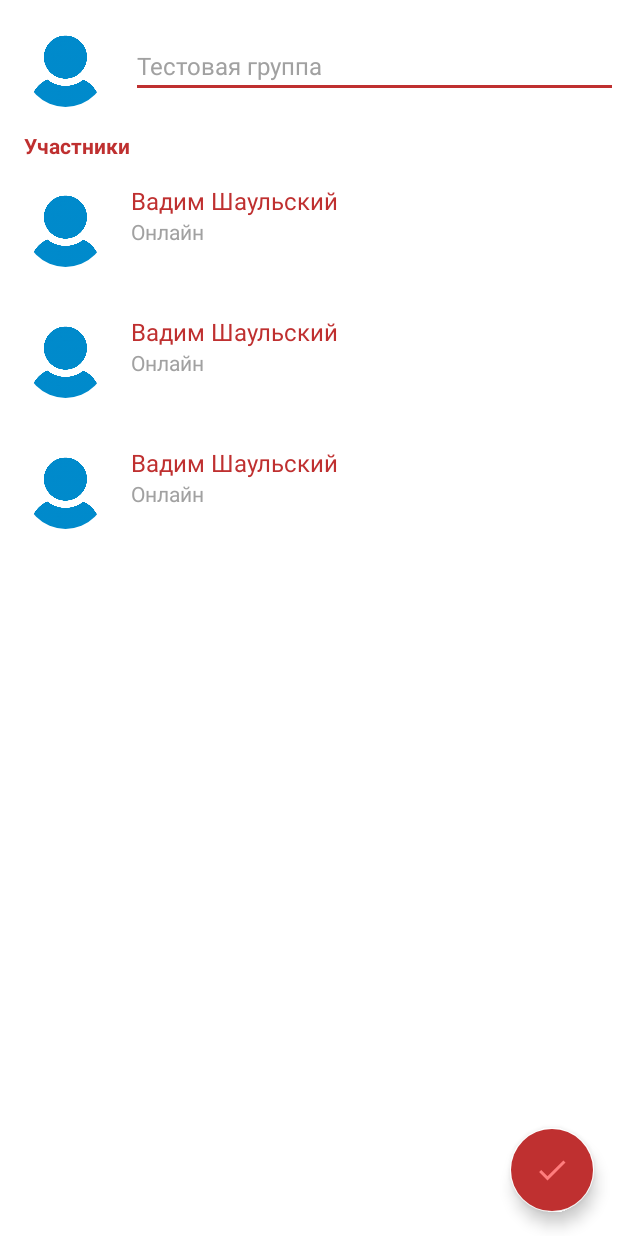
After one commit to saltario/scribo-chat, an Android app: the layout fragment_create_group.xml on its own in the app's theme, with its tools: preview values and no code run, on a phone screen of 412 x 824 dp. The commit adds this screen. Run offline under Robolectric (Android 15) with nearby library versions, the light colour scheme and no system bars.

Commit message:
Group chat (part 2)
Create group fragment

```diff
--- a/app/src/main/java/com/saltario/scribo/ui/screens/main_list/MainListAdapter.kt
+++ b/app/src/main/java/com/saltario/scribo/ui/screens/main_list/MainListAdapter.kt
@@ -30,7 +30,7 @@ class MainListAdapter : RecyclerView.Adapter<MainListAdapter.MainListHolder>() {
         holder.itemLastMessage.text = mListItems[position].lastMessage
     }
 
-    fun updateMainListItem(item: Common) {
+    fun updateListItem(item: Common) {
         mListItems.add(item)
         notifyItemInserted(mListItems.size)
     }
--- a/app/src/main/java/com/saltario/scribo/ui/screens/main_list/MainListFragment.kt
+++ b/app/src/main/java/com/saltario/scribo/ui/screens/main_list/MainListFragment.kt
@@ -61,7 +61,7 @@ class MainListFragment : Fragment(R.layout.fragment_main_list) {
                                 newModel.fullname = newModel.phone
                             }
 
-                            mAdapter.updateMainListItem(newModel)
+                            mAdapter.updateListItem(newModel)
                         })
                 })
             }
--- a/app/src/main/res/drawable/ic_check.xml
+++ b/app/src/main/res/drawable/ic_check.xml
@@ -1,4 +1,4 @@
-<vector android:height="24dp" android:tint="#A30000"
+<vector android:height="24dp" android:tint="#FF7D7D"
     android:viewportHeight="24" android:viewportWidth="24"
     android:width="24dp" xmlns:android="http://schemas.android.com/apk/res/android">
     <path android:fillColor="@android:color/white" android:pathData="M9,16.17L4.83,12l-1.42,1.41L9,19 21,7l-1.41,-1.41z"/>
--- /dev/null
+++ b/app/src/main/res/layout/fragment_create_group.xml
@@ -0,0 +1,69 @@
+<?xml version="1.0" encoding="utf-8"?>
+<androidx.constraintlayout.widget.ConstraintLayout xmlns:android="http://schemas.android.com/apk/res/android"
+    android:layout_width="match_parent"
+    android:layout_height="match_parent"
+    xmlns:app="http://schemas.android.com/apk/res-auto"
+    xmlns:tools="http://schemas.android.com/tools"
+    tools:context=".ui.screens.groups.CreateGroupFragment">
+
+    <de.hdodenhof.circleimageview.CircleImageView
+        android:id="@+id/create_group_input_photo"
+        android:layout_width="@dimen/settings_user_photo_width"
+        android:layout_height="@dimen/settings_user_photo_height"
+        android:layout_margin="@dimen/app_horizontal_margin"
+        android:src="@drawable/default_photo"
+        app:layout_constraintTop_toTopOf="parent"
+        app:layout_constraintStart_toStartOf="parent" />
+
+    <EditText
+        android:id="@+id/create_group_input_name"
+        android:layout_width="0dp"
+        android:layout_height="wrap_content"
+        android:layout_marginStart="@dimen/app_horizontal_margin"
+        android:textColor="@color/color_primary"
+        android:maxLines="1"
+        android:textSize="@dimen/normal_text_size"
+        android:hint="Тестовая группа"
+        android:textColorHint="@color/color_label"
+        android:focusableInTouchMode="true"
+        app:layout_constraintBottom_toBottomOf="@+id/create_group_input_photo"
+        app:layout_constraintEnd_toEndOf="parent"
+        app:layout_constraintStart_toEndOf="@id/create_group_input_photo"
+        app:layout_constraintTop_toTopOf="@id/create_group_input_photo" />
+
+    <TextView
+        android:id="@+id/create_group_counts"
+        android:layout_width="match_parent"
+        android:layout_height="wrap_content"
+        android:layout_margin="@dimen/app_vertical_large_margin"
+        android:text="Участники"
+        android:textColor="@color/color_primary"
+        android:textSize="@dimen/small_text_size"
+        android:textStyle="bold"
+        app:layout_constraintEnd_toEndOf="parent"
+        app:layout_constraintStart_toStartOf="parent"
+        app:layout_constraintTop_toBottomOf="@id/create_group_input_photo" />
+
+    <androidx.recyclerview.widget.RecyclerView
+        android:id="@+id/create_group_contacts_recycle_view"
+        android:layout_width="match_parent"
+        android:layout_height="0dp"
+        app:layoutManager="androidx.recyclerview.widget.LinearLayoutManager"
+        tools:listitem="@layout/add_contacts_item"
+        app:layout_constraintEnd_toEndOf="parent"
+        app:layout_constraintStart_toStartOf="parent"
+        app:layout_constraintBottom_toBottomOf="parent"
+        app:layout_constraintTop_toBottomOf="@id/create_group_counts"/>
+
+    <com.google.android.material.floatingactionbutton.FloatingActionButton
+        android:id="@+id/create_group_btn_finish"
+        android:layout_width="wrap_content"
+        android:layout_height="wrap_content"
+        android:src="@drawable/ic_check"
+        android:layout_margin="@dimen/app_horizontal_margin"
+        android:backgroundTint="@color/color_primary"
+        app:layout_constraintEnd_toEndOf="parent"
+        app:layout_constraintBottom_toBottomOf="parent"
+        android:contentDescription="@string/app_content_description" />
+
+</androidx.constraintlayout.widget.ConstraintLayout>
```
Also changed, not shown: app/src/main/java/com/saltario/scribo/ui/screens/groups/AddContactsAdapter.kt (+2 -7 lines), app/src/main/java/com/saltario/scribo/ui/screens/groups/AddContactsFragment.kt (+3 -4 lines), app/src/main/java/com/saltario/scribo/ui/screens/groups/CreateGroupFragment.kt (added, +43 -0 lines).
